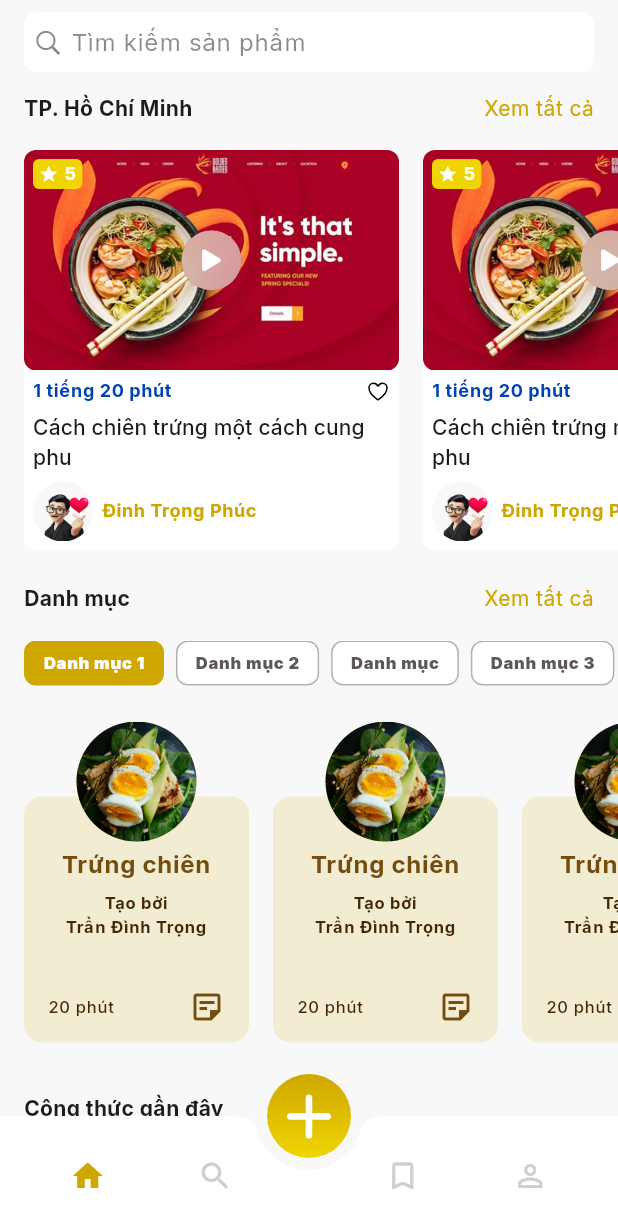
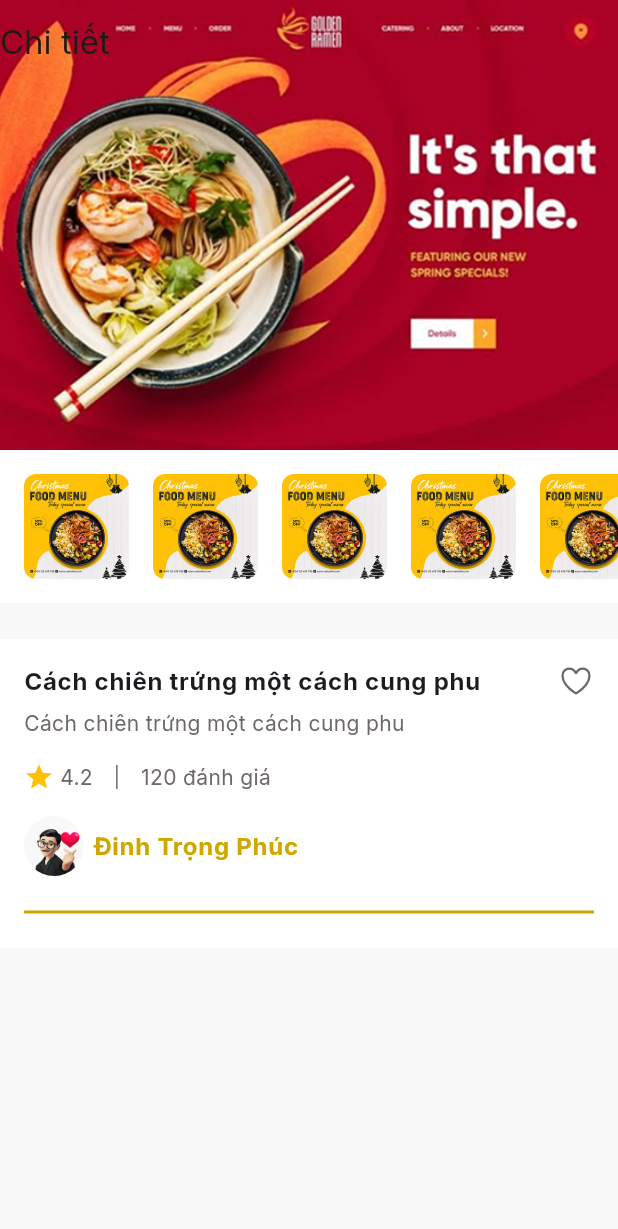
Before and after one commit to danhdelrey/recipe_app, a Flutter app: the HomePage screen opened by its route, after a tap on an icon or button, on a phone screen of 412 x 824 dp. Shown: the top 1229 px of the screen. Run offline on Flutter 3.47's test engine with Material 3 defaults, Android fonts, the phone set to English and light mode, and no system bars; our stand-ins replace get_it, go_router, google_fonts, injectable, ionicons.

Commit message:
Add recipe detail page and refactor local card
Introduced RecipeDetailPage and updated routing to support recipe detail navigation. Refactored the local recipe card widget into its own file and updated HomePage to use it. Added a new thumbnail image asset for recipe details.

```diff
--- a/lib/core/router/app_router.dart
+++ b/lib/core/router/app_router.dart
@@ -4,6 +4,7 @@ import 'package:recipe_app/presentation/features/home/pages/home_page.dart';
 import 'package:recipe_app/presentation/features/home_search/pages/home_search_page.dart';
 import 'package:recipe_app/presentation/features/introduction/pages/introduction_page.dart';
 import 'package:recipe_app/presentation/features/profile/pages/profile_page.dart';
+import 'package:recipe_app/presentation/features/recipe_detail/pages/recipe_detail_page.dart';
 import 'package:recipe_app/presentation/features/saved/pages/saved_page.dart';
 import 'package:recipe_app/presentation/features/search/pages/search_page.dart';
 import 'package:recipe_app/presentation/shell/main_shell.dart';
@@ -68,9 +69,9 @@ final GoRouter router = GoRouter(
       builder: (context, state) => const IntroductionPage(),
     ),
 
-    // GoRoute(
-    //   path: '/recipe-detail/:id',
-    //   builder: (context, state) => RecipeDetailPage(id: state.pathParameters['id']!),
-    // ),
+    GoRoute(
+      path: '/recipe-detail',
+      builder: (context, state) => RecipeDetailPage(),
+    ),
   ],
 );
--- a/lib/presentation/features/home/pages/home_page.dart
+++ b/lib/presentation/features/home/pages/home_page.dart
@@ -6,6 +6,7 @@ import 'package:go_router/go_router.dart';
 import 'package:ionicons/ionicons.dart';
 import 'package:recipe_app/core/theme/app_colors.dart';
 import 'package:recipe_app/presentation/features/home/widgets/category_selector.dart';
+import 'package:recipe_app/presentation/features/home/widgets/local_recipe_card.dart';
 
 class HomePage extends StatelessWidget {
   const HomePage({super.key});
@@ -76,7 +77,7 @@ class HomePage extends StatelessWidget {
             itemCount: 10,
             padding: const EdgeInsets.symmetric(horizontal: 16),
             itemBuilder: (context, index) {
-              return _buildLocalCard(context);
+              return LocalRecipeCard(context: context);
             },
             separatorBuilder: (context, index) => const SizedBox(width: 16),
           ),
@@ -267,137 +268,6 @@ class HomePage extends StatelessWidget {
     );
   }
 
-  Widget _buildLocalCard(BuildContext context) {
-    return InkWell(
-      onTap: () {},
-      borderRadius: BorderRadius.circular(8.0),
-      child: Ink(
-        decoration: BoxDecoration(
-          color: Colors.white,
-          borderRadius: BorderRadius.circular(8.0),
-        ),
-        width: 250,
-        child: Column(
-          crossAxisAlignment: CrossAxisAlignment.start,
-          children: [
-            Stack(
-              children: [
-                ClipRRect(
-                  borderRadius: BorderRadius.circular(8.0),
-                  child: Image.asset(
-                    'assets/images/image1.png',
-                    fit: BoxFit.cover,
-                  ),
-                ),
-
-                Positioned(
-                  left: 6,
-                  top: 6,
-                  child: Container(
-                    padding: const EdgeInsets.symmetric(
-                      horizontal: 4,
-                      vertical: 2,
-                    ),
-                    decoration: BoxDecoration(
-                      color: PrimaryColors.shade500,
-                      borderRadius: BorderRadius.circular(4),
-                    ),
-                    child: Row(
-                      mainAxisSize: MainAxisSize.min,
-                      children: [
-                        Icon(Icons.star, color: Colors.white, size: 13),
-                        const SizedBox(width: 4),
-                        Text(
-                          '5',
-                          style: Theme.of(context).textTheme.bodySmall
-                              ?.copyWith(
-                                color: Colors.white,
-                                fontWeight: FontWeight.bold,
-                              ),
-                        ),
-                      ],
-                    ),
-                  ),
-                ),
-
-                Positioned.fill(
-                  child: Align(
-                    alignment: Alignment.center,
-                    child: ClipOval(
-                      child: BackdropFilter(
-                        filter: ImageFilter.blur(sigmaX: 24, sigmaY: 24),
-                        child: Container(
-                          width: 40,
-                          height: 40,
-                          decoration: BoxDecoration(
-                            color: Colors.white.withValues(alpha: 0.5),
-                            shape: BoxShape.circle,
-                          ),
-                          child: const Icon(
-                            Ionicons.play,
-                            size: 20,
-                            color: Colors.white,
-                          ),
-                        ),
-                      ),
-                    ),
-                  ),
-                ),
-              ],
-            ),
-            Padding(
-              padding: const EdgeInsets.only(left: 6.0, right: 6.0, top: 6.0),
-              child: Row(
-                children: [
-                  Text(
-                    '1 tiếng 20 phút',
-                    style: Theme.of(context).textTheme.bodySmall?.copyWith(
-                      color: Theme.of(context).colorScheme.secondary,
-                      fontWeight: FontWeight.bold,
-                    ),
-                  ),
-                  Spacer(),
-                  Icon(Ionicons.heart_outline, size: 16, color: Colors.black),
-                ],
-              ),
-            ),
-            Padding(
-              padding: const EdgeInsets.all(6.0),
-              child: Text(
-                'Cách chiên trứng một cách cung phu ',
-                style: Theme.of(context).textTheme.labelLarge,
-              ),
-            ),
-            Padding(
-              padding: const EdgeInsets.only(
-                left: 6.0,
-                right: 6.0,
-                bottom: 6.0,
-              ),
-              child: Row(
-                children: [
-                  CircleAvatar(
-                    radius: 20,
-                    backgroundImage: AssetImage('assets/images/avatar.png'),
-                    backgroundColor: NeutralColors.shade50,
-                  ),
-                  const SizedBox(width: 6),
-                  Text(
-                    'Đinh Trọng Phúc',
-                    style: Theme.of(context).textTheme.bodySmall?.copyWith(
-                      color: Theme.of(context).colorScheme.primary,
-                      fontWeight: FontWeight.bold,
-                    ),
-                  ),
-                ],
-              ),
-            ),
-          ],
-        ),
-      ),
-    );
-  }
-
   Widget _buildRecentRecipeCard(BuildContext context) {
     return InkWell(
       onTap: () {},
--- /dev/null
+++ b/lib/presentation/features/home/widgets/local_recipe_card.dart
@@ -0,0 +1,148 @@
+import 'dart:ui';
+import 'package:flutter/material.dart';
+import 'package:go_router/go_router.dart';
+import 'package:ionicons/ionicons.dart';
+import 'package:recipe_app/core/theme/app_colors.dart';
+
+class LocalRecipeCard extends StatelessWidget {
+  const LocalRecipeCard({
+    super.key,
+    required this.context,
+  });
+
+  final BuildContext context;
+
+  @override
+  Widget build(BuildContext context) {
+    return InkWell(
+      onTap: () {
+        context.push('/recipe-detail');
+      },
+      borderRadius: BorderRadius.circular(8.0),
+      child: Ink(
+        decoration: BoxDecoration(
+          color: Colors.white,
+          borderRadius: BorderRadius.circular(8.0),
+        ),
+        width: 250,
+        child: Column(
+          crossAxisAlignment: CrossAxisAlignment.start,
+          children: [
+            Stack(
+              children: [
+                ClipRRect(
+                  borderRadius: BorderRadius.circular(8.0),
+                  child: Image.asset(
+                    'assets/images/image1.png',
+                    fit: BoxFit.cover,
+                  ),
+                ),
+
+                Positioned(
+                  left: 6,
+                  top: 6,
+                  child: Container(
+                    padding: const EdgeInsets.symmetric(
+                      horizontal: 4,
+                      vertical: 2,
+                    ),
+                    decoration: BoxDecoration(
+                      color: PrimaryColors.shade500,
+                      borderRadius: BorderRadius.circular(4),
+                    ),
+                    child: Row(
+                      mainAxisSize: MainAxisSize.min,
+                      children: [
+                        Icon(Icons.star, color: Colors.white, size: 13),
+                        const SizedBox(width: 4),
+                        Text(
+                          '5',
+                          style: Theme.of(context).textTheme.bodySmall
+                              ?.copyWith(
+                                color: Colors.white,
+                                fontWeight: FontWeight.bold,
+                              ),
+                        ),
+                      ],
+                    ),
+                  ),
+                ),
+
+                Positioned.fill(
+                  child: Align(
+                    alignment: Alignment.center,
+                    child: ClipOval(
+                      child: BackdropFilter(
+                        filter: ImageFilter.blur(sigmaX: 24, sigmaY: 24),
+                        child: Container(
+                          width: 40,
+                          height: 40,
+                          decoration: BoxDecoration(
+                            color: Colors.white.withValues(alpha: 0.5),
+                            shape: BoxShape.circle,
+                          ),
+                          child: const Icon(
+                            Ionicons.play,
+                            size: 20,
+                            color: Colors.white,
+                          ),
+                        ),
+                      ),
+                    ),
+                  ),
+                ),
+              ],
+            ),
+            Padding(
+              padding: const EdgeInsets.only(left: 6.0, right: 6.0, top: 6.0),
+              child: Row(
+                children: [
+                  Text(
+                    '1 tiếng 20 phút',
+                    style: Theme.of(context).textTheme.bodySmall?.copyWith(
+                      color: Theme.of(context).colorScheme.secondary,
+                      fontWeight: FontWeight.bold,
+                    ),
+                  ),
+                  Spacer(),
+                  Icon(Ionicons.heart_outline, size: 16, color: Colors.black),
+                ],
+              ),
+            ),
+            Padding(
+              padding: const EdgeInsets.all(6.0),
+              child: Text(
+                'Cách chiên trứng một cách cung phu ',
+                style: Theme.of(context).textTheme.labelLarge,
+              ),
+            ),
+            Padding(
+              padding: const EdgeInsets.only(
+                left: 6.0,
+                right: 6.0,
+                bottom: 6.0,
+              ),
+              child: Row(
+                children: [
+                  CircleAvatar(
+                    radius: 20,
+                    backgroundImage: AssetImage('assets/images/avatar.png'),
+                    backgroundColor: NeutralColors.shade50,
+                  ),
+                  const SizedBox(width: 6),
+                  Text(
+                    'Đinh Trọng Phúc',
+                    style: Theme.of(context).textTheme.bodySmall?.copyWith(
+                      color: Theme.of(context).colorScheme.primary,
+                      fontWeight: FontWeight.bold,
+                    ),
+                  ),
+                ],
+              ),
+            ),
+          ],
+        ),
+      ),
+    );
+  }
+}
--- /dev/null
+++ b/lib/presentation/features/recipe_detail/pages/recipe_detail_page.dart
@@ -0,0 +1,157 @@
+import 'package:flutter/material.dart';
+import 'package:ionicons/ionicons.dart';
+import 'package:recipe_app/core/theme/app_colors.dart';
+
+class RecipeDetailPage extends StatelessWidget {
+  const RecipeDetailPage({super.key});
+
+  @override
+  Widget build(BuildContext context) {
+    return Scaffold(
+      body: CustomScrollView(
+        slivers: [
+          SliverAppBar(
+            automaticallyImplyLeading: false,
+            expandedHeight: 300,
+            pinned: true,
+            title: Text('Chi tiết'),
+            titleSpacing: 0,
+            flexibleSpace: FlexibleSpaceBar(
+              background: Image.asset(
+                'assets/images/image1.png',
+                fit: BoxFit.cover,
+              ),
+            ),
+          ),
+          SliverToBoxAdapter(
+            child: Container(
+              decoration: BoxDecoration(color: Colors.white),
+              child: SingleChildScrollView(
+                scrollDirection: Axis.horizontal,
+                child: Padding(
+                  padding: const EdgeInsets.symmetric(
+                    horizontal: 16.0,
+                    vertical: 16,
+                  ),
+                  child: Row(
+                    children: List.generate(
+                      10,
+                      (index) => Container(
+                        width: 70,
+                        height: 70,
+                        margin: EdgeInsets.only(right: 16),
+                        child: ClipRRect(
+                          borderRadius: BorderRadius.circular(8.0),
+                          child: Image.asset(
+                            'assets/images/thumbnail.png',
+                            fit: BoxFit.cover,
+                          ),
+                        ),
+                      ),
+                    ),
+                  ),
+                ),
+              ),
+            ),
+          ),
+          SliverToBoxAdapter(child: SizedBox(height: 24)),
+          SliverToBoxAdapter(
+            child: Container(
+              decoration: BoxDecoration(color: Colors.white),
+              child: Padding(
+                padding: const EdgeInsets.symmetric(
+                  horizontal: 16.0,
+                  vertical: 16,
+                ),
+                child: Column(
+                  crossAxisAlignment: CrossAxisAlignment.start,
+                  children: [
+                    Row(
+                      crossAxisAlignment: CrossAxisAlignment.start,
+                      children: [
+                        Expanded(
+                          child: Text(
+                            'Cách chiên trứng một cách cung phu ',
+                            style: Theme.of(context).textTheme.bodyLarge
+                                ?.copyWith(fontWeight: FontWeight.bold),
+                          ),
+                        ),
+                        SizedBox(width: 10),
+                        Icon(
+                          Ionicons.heart_outline,
+                          size: 24,
+                          color: NeutralColors.shade700,
+                        ),
+                      ],
+                    ),
+                    SizedBox(height: 6),
+
+                    Text(
+                      'Cách chiên trứng một cách cung phu ',
+                      style: Theme.of(context).textTheme.bodyMedium?.copyWith(
+                        color: NeutralColors.shade700,
+                      ),
+                    ),
+                    SizedBox(height: 16),
+                    Row(
+                      mainAxisSize: MainAxisSize.min,
+                      children: [
+                        const Icon(Icons.star, color: Colors.amber, size: 20),
+                        const SizedBox(width: 4),
+                        Text(
+                          "4.2",
+                          style: Theme.of(context).textTheme.bodyMedium
+                              ?.copyWith(color: NeutralColors.shade700),
+                        ),
+                        const SizedBox(width: 8),
+                        SizedBox(
+                          height: 16,
+                          child: VerticalDivider(
+                            color: NeutralColors.shade700,
+                            thickness: 1,
+                          ),
+                        ),
+                        const SizedBox(width: 8),
+                        Text(
+                          "120 đánh giá",
+                          style: Theme.of(context).textTheme.bodyMedium
+                              ?.copyWith(color: NeutralColors.shade700),
+                        ),
+                      ],
+                    ),
+                    SizedBox(height: 16),
+                    Row(
+                      children: [
+                        CircleAvatar(
+                          radius: 20,
+                          backgroundImage: AssetImage(
+                            'assets/images/avatar.png',
+                          ),
+                          backgroundColor: NeutralColors.shade50,
+                        ),
+                        const SizedBox(width: 6),
+                        Text(
+                          'Đinh Trọng Phúc',
+                          style: Theme.of(context).textTheme.bodyLarge
+                              ?.copyWith(
+                                color: Theme.of(context).colorScheme.primary,
+                                fontWeight: FontWeight.bold,
+                              ),
+                        ),
+                      ],
+                    ),
+                    SizedBox(height: 16),
+                    Divider(
+                      color: Theme.of(context).colorScheme.primary,
+                      thickness: 2,
+                    ),
+                  ],
+                ),
+              ),
+            ),
+          ),
+        ],
+      ),
+    );
+  }
+}
```
Also changed, not shown: assets/images/thumbnail.png (added).
